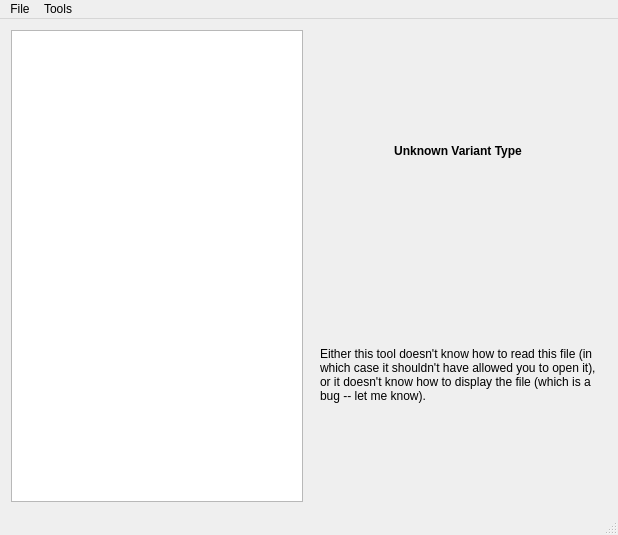
Old version of the form native/src/ReachVariantTool/ui/main_window.ui in the repository DavidJCobb/ReachVariantEditor.
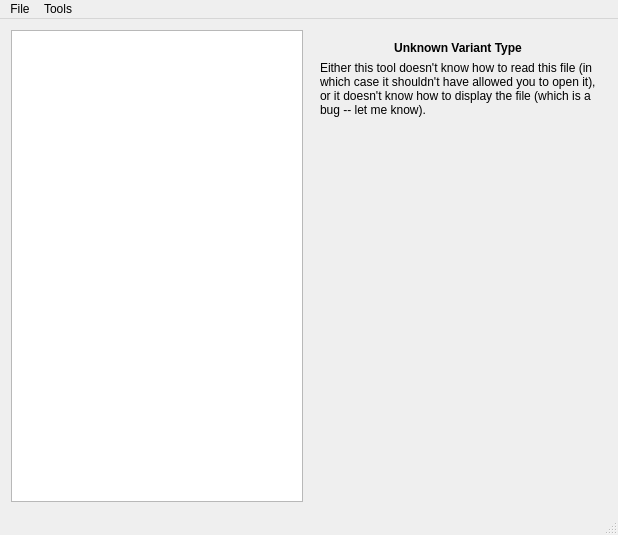
New version of the form. The open tabs and pages were chosen to show the change. Icons and pictures are not drawn. Custom widgets are drawn as their Qt base class.

Diff of the .ui file:
```diff
--- a/native/src/ReachVariantTool/ui/main_window.ui
+++ b/native/src/ReachVariantTool/ui/main_window.ui
@@ -167,6 +167,12 @@
           <property name="orientation">
            <enum>Qt::Vertical</enum>
           </property>
+          <property name="sizeHint" stdset="0">
+           <size>
+            <width>0</width>
+            <height>0</height>
+           </size>
+          </property>
          </spacer>
         </item>
        </layout>
```
Left out of the diff: 6 changed lines with no effect on the pictures.
